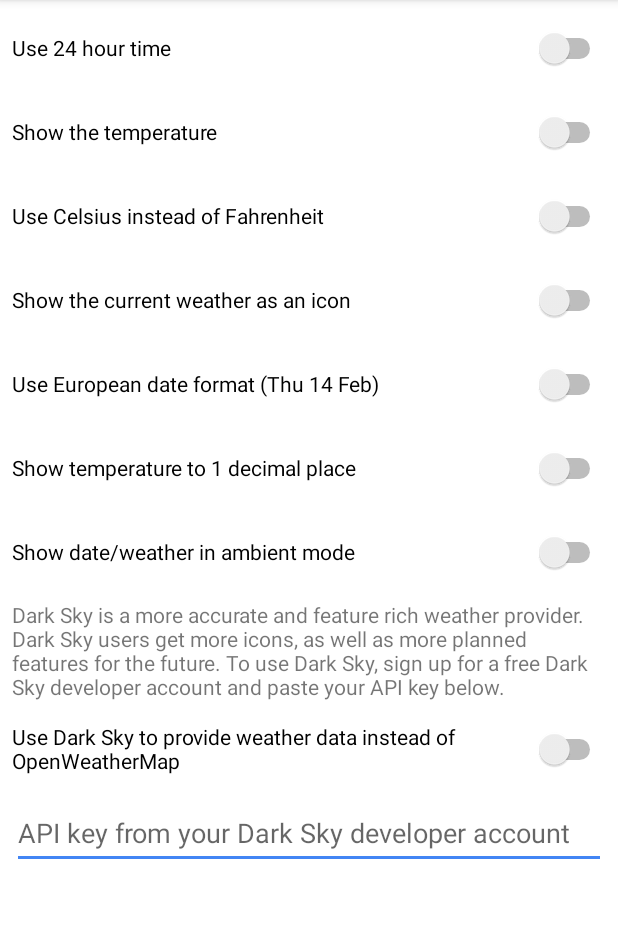
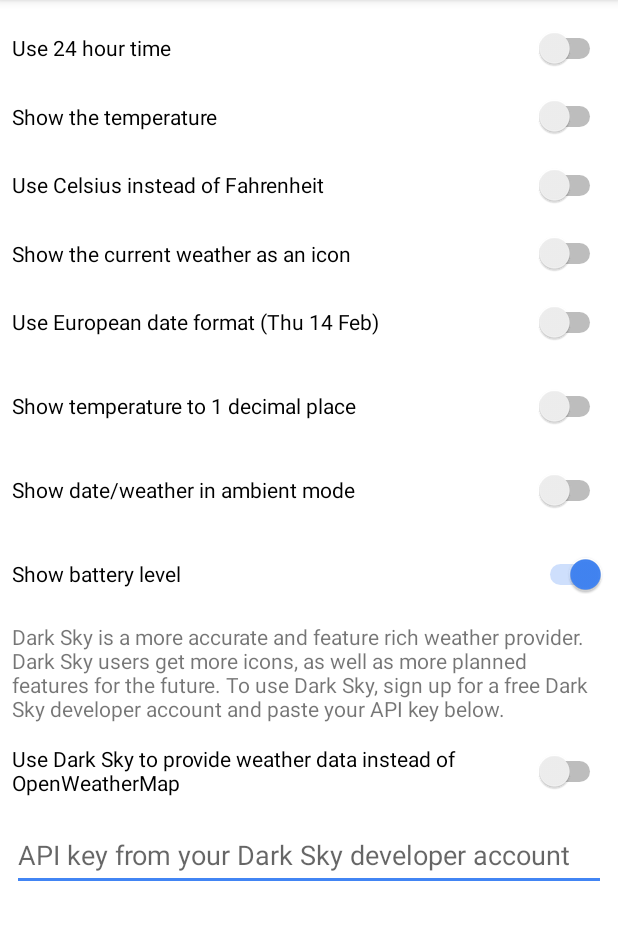
Before and after one commit to CorvetteCole/PixelWatchFace, an Android app: the screen it shows after launch (MainActivity), on a phone screen of 412 x 824 dp, the part 84-1024 px from its top. Run offline under Robolectric (Android 15) with nearby library versions, the phone set to English and light mode, and no system bars; libraries missing offline, so code that uses them is left out: com.anjlab.android; 2 statements that could not run were skipped.

Commit message:
add battery display

```diff
--- a/phoneApp/src/main/java/com/corvettecole/pixelwatchface/MainActivity.java
+++ b/phoneApp/src/main/java/com/corvettecole/pixelwatchface/MainActivity.java
@@ -44,6 +44,7 @@ public class MainActivity extends AppCompatActivity implements BillingProcessor.
     private Switch useEuropeanDateFormatSwitch;
     private Switch showTemperatureDecimalSwitch;
     private Switch showInfoBarAmbientSwitch;
+    private Switch showBatterySwitch;
 
     private EditText darkSkyKeyEditText;
 
@@ -56,6 +57,7 @@ public class MainActivity extends AppCompatActivity implements BillingProcessor.
     private String darkSkyAPIKey;
     private boolean useDarkSky;
     private boolean showInfoBarAmbient;
+    private boolean showBattery;
     private BillingProcessor bp;
 
     @Override
@@ -73,7 +75,7 @@ public class MainActivity extends AppCompatActivity implements BillingProcessor.
         useEuropeanDateFormatSwitch = findViewById(R.id.dateFormatSwitch);
         showTemperatureDecimalSwitch = findViewById(R.id.temperaturePrecisionSwitch);
         showInfoBarAmbientSwitch = findViewById(R.id.infoBarAmbientSwitch);
-
+        showBatterySwitch = findViewById(R.id.batterySwitch);
 
 
 
@@ -95,6 +97,9 @@ public class MainActivity extends AppCompatActivity implements BillingProcessor.
             public void onCheckedChanged(CompoundButton buttonView, boolean isChecked) {
                 sharedPreferences.edit().putBoolean("show_temperature", isChecked).apply();
                 syncToWear();
+                if (isChecked) {
+                    Snackbar.make(findViewById(android.R.id.content), "Check your watch face for locations prompt", Snackbar.LENGTH_LONG).show();
+                }
             }
         });
 
@@ -111,6 +116,9 @@ public class MainActivity extends AppCompatActivity implements BillingProcessor.
             public void onCheckedChanged(CompoundButton buttonView, boolean isChecked) {
                 sharedPreferences.edit().putBoolean("show_weather", isChecked).apply();
                 syncToWear();
+                if (isChecked) {
+                    Snackbar.make(findViewById(android.R.id.content), "Check your watch face for locations prompt", Snackbar.LENGTH_LONG).show();
+                }
             }
         });
 
@@ -146,6 +154,13 @@ public class MainActivity extends AppCompatActivity implements BillingProcessor.
             }
         });
 
+        showBatterySwitch.setOnCheckedChangeListener(new CompoundButton.OnCheckedChangeListener() {
+            @Override
+            public void onCheckedChanged(CompoundButton buttonView, boolean isChecked) {
+                sharedPreferences.edit().putBoolean("show_battery", isChecked).apply();
+                syncToWear();
+            }
+        });
         darkSkyKeyEditText.addTextChangedListener(new TextWatcher() {
             @Override
             public void beforeTextChanged(CharSequence s, int start, int count, int after) {
@@ -177,6 +192,7 @@ public class MainActivity extends AppCompatActivity implements BillingProcessor.
         useEuropeanDateFormat = sharedPreferences.getBoolean("use_european_date", false);
         showTemperatureDecimalPoint = sharedPreferences.getBoolean("show_temperature_decimal", false);
         showInfoBarAmbient = sharedPreferences.getBoolean("show_infobar_ambient", false);
+        showBattery = sharedPreferences.getBoolean("show_battery", true);
 
 
         darkSkyAPIKey = sharedPreferences.getString("dark_sky_api_key", "");
@@ -209,6 +225,7 @@ public class MainActivity extends AppCompatActivity implements BillingProcessor.
         dataMap.putBoolean("show_infobar_ambient", showInfoBarAmbient);
         dataMap.putString("dark_sky_api_key", darkSkyAPIKey);
         dataMap.putBoolean("use_dark_sky", useDarkSky);
+        dataMap.putBoolean("show_battery", showBattery);
 
         putDataMapReq.getDataMap().putDataMap("com.corvettecole.pixelwatchface", dataMap);
         PutDataRequest putDataReq = putDataMapReq.asPutDataRequest();
@@ -239,7 +256,7 @@ public class MainActivity extends AppCompatActivity implements BillingProcessor.
         useEuropeanDateFormatSwitch.setChecked(useEuropeanDateFormat);
         showTemperatureDecimalSwitch.setChecked(showTemperatureDecimalPoint);
         showInfoBarAmbientSwitch.setChecked(showInfoBarAmbient);
-
+        showBatterySwitch.setChecked(showBattery);
         useDarkSkySwitch.setChecked(useDarkSky);
         darkSkyKeyEditText.setText(darkSkyAPIKey);
     }
--- a/phoneApp/src/main/res/layout/activity_main.xml
+++ b/phoneApp/src/main/res/layout/activity_main.xml
@@ -7,9 +7,10 @@
     android:layout_height="match_parent"
     tools:context=".MainActivity">
 
-<androidx.constraintlayout.widget.ConstraintLayout
+<LinearLayout
     android:layout_height="wrap_content"
-    android:layout_width="match_parent">
+    android:layout_width="match_parent"
+    android:orientation="vertical">
 
 
     <Switch
@@ -27,7 +28,7 @@
     <Switch
         android:id="@+id/temperatureSwitch"
         android:layout_width="match_parent"
-        android:layout_height="48dp"
+        android:layout_height="wrap_content"
         android:layout_marginStart="8dp"
         android:layout_marginTop="8dp"
         android:layout_marginEnd="8dp"
@@ -51,7 +52,7 @@
     <Switch
         android:id="@+id/weatherSwitch"
         android:layout_width="match_parent"
-        android:layout_height="48dp"
+        android:layout_height="wrap_content"
         android:layout_marginStart="8dp"
         android:layout_marginTop="8dp"
         android:layout_marginEnd="8dp"
@@ -91,14 +92,27 @@
         android:layout_marginStart="8dp"
         android:layout_marginTop="8dp"
         android:layout_marginEnd="8dp"
+        android:contentDescription="testing testing"
         android:text="Show date/weather in ambient mode"
         app:layout_constraintEnd_toEndOf="parent"
         app:layout_constraintStart_toStartOf="parent"
-        app:layout_constraintTop_toBottomOf="@+id/temperaturePrecisionSwitch"/>
+        app:layout_constraintTop_toBottomOf="@+id/temperaturePrecisionSwitch" />
+
+    <Switch
+        android:id="@+id/batterySwitch"
+        android:layout_width="match_parent"
+        android:layout_height="48dp"
+        android:layout_marginStart="8dp"
+        android:layout_marginTop="8dp"
+        android:layout_marginEnd="8dp"
+        android:text="Show battery level"
+        app:layout_constraintEnd_toEndOf="parent"
+        app:layout_constraintStart_toStartOf="parent"
+        app:layout_constraintTop_toBottomOf="@+id/infoBarAmbientSwitch"/>
 
     <TextView
         android:id="@+id/darkSkyExplanation"
-        android:layout_width="0dp"
+        android:layout_width="wrap_content"
         android:layout_height="wrap_content"
         android:layout_marginStart="8dp"
         android:layout_marginTop="8dp"
@@ -134,6 +148,6 @@
         app:layout_constraintStart_toStartOf="parent"
         app:layout_constraintTop_toBottomOf="@+id/useDarkSkySwitch" />
 
-</androidx.constraintlayout.widget.ConstraintLayout>
+</LinearLayout>
 
 </ScrollView>
--- a/wearApp/src/main/res/values/colors.xml
+++ b/wearApp/src/main/res/values/colors.xml
@@ -2,4 +2,5 @@
 <resources>
     <color name="background">#000000</color>
     <color name="digital_text">#ffffff</color>
+    <color name="digital_text_ambient">#7e7e7e</color>
 </resources>
```
Also changed, not shown: phoneApp/build.gradle (+11 -9 lines), wearApp/build.gradle (+11 -7 lines), wearApp/src/main/java/com/corvettecole/pixelwatchface/PixelWatchFace.java (+47 -29 lines).
